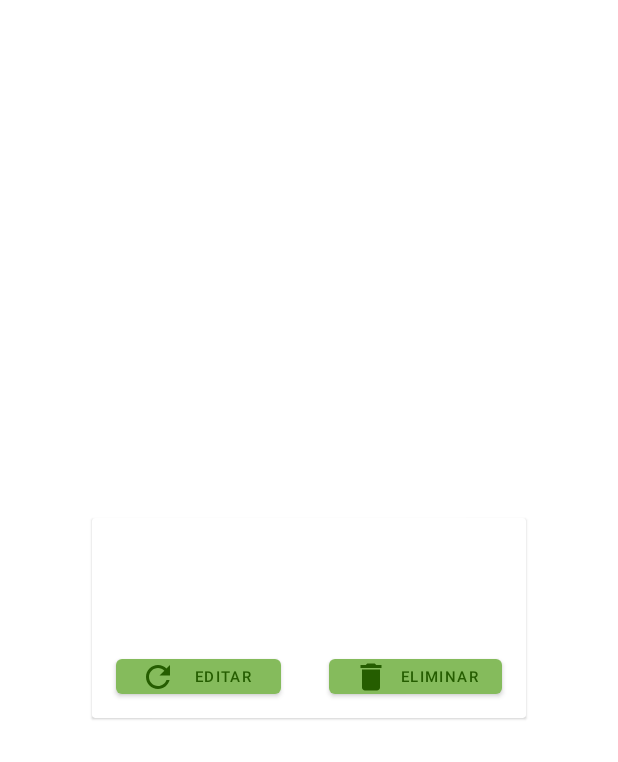
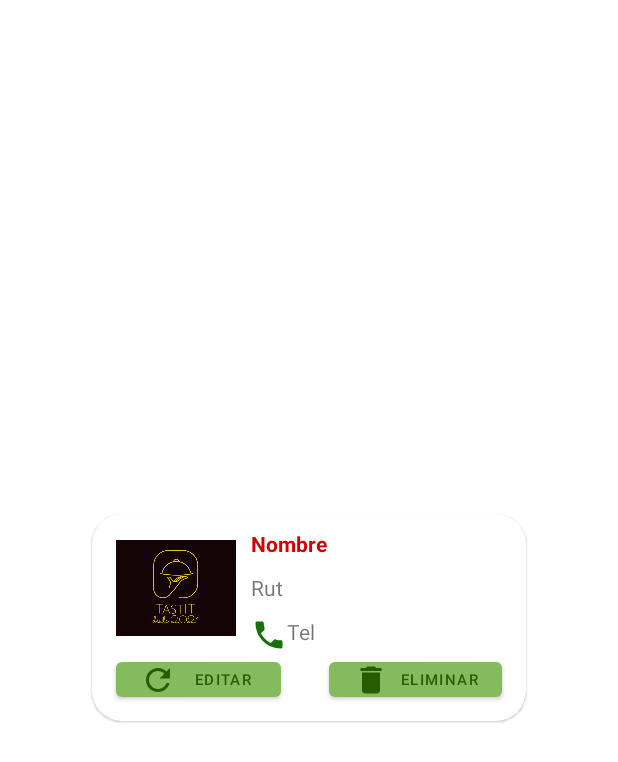
Before and after one commit to LastSolution/ProyectoBit, an Android app: the layout cardview_empresa.xml on its own in the app's theme, with its tools: preview values and no code run, on a phone screen of 412 x 824 dp. Shown: the top 762 px of the screen. Run offline under Robolectric (Android 15) with nearby library versions, the phone set to English and light mode, and no system bars.

Commit message:
Empresa Acticity funcionando, solo ingreso modificacion aun no

```diff
--- a/app/src/main/AndroidManifest.xml
+++ b/app/src/main/AndroidManifest.xml
@@ -3,7 +3,8 @@
     package="com.LastSolutionTeam.tastit">
 
     <uses-permission android:name="android.permission.INTERNET" />
-
+    <uses-permission android:name="android.permission.READ_EXTERNAL_STORAGE"/>
+    <uses-permission android:name="android.permission.WRITE_EXTERNAL_STORAGE"/>
     <application
         android:allowBackup="true"
         android:icon="@drawable/ic_launcher_background"
@@ -11,7 +12,7 @@
         android:roundIcon="@mipmap/ic_launcher_round"
         android:supportsRtl="true"
         android:theme="@style/Theme.Tastit">
-        <activity android:name=".Empresa"></activity>
+        <activity android:name=".EmpresaActivity"></activity>
         <activity
             android:name=".AbmActivity"
             android:label="@string/title_activity_abm" />
--- a/app/src/main/java/com/LastSolutionTeam/tastit/AbmActivity.java
+++ b/app/src/main/java/com/LastSolutionTeam/tastit/AbmActivity.java
@@ -19,9 +19,11 @@ public class AbmActivity extends AppCompatActivity {
         BottomNavigationView navView = findViewById(R.id.nav_view);
         // Passing each menu ID as a set of Ids because each
         // menu should be considered as top level destinations.
+
         AppBarConfiguration appBarConfiguration = new AppBarConfiguration.Builder(
                 R.id.navigation_home, R.id.navigation_dashboard, R.id.navigation_notifications)
                 .build();
+
         navView.setItemIconTintList(null);
         NavController navController = Navigation.findNavController(this, R.id.nav_host_fragment);
         NavigationUI.setupActionBarWithNavController(this, navController, appBarConfiguration);
--- a/app/src/main/java/com/LastSolutionTeam/tastit/Persistencia/Conexion.java
+++ b/app/src/main/java/com/LastSolutionTeam/tastit/Persistencia/Conexion.java
@@ -11,7 +11,7 @@ import net.sourceforge.jtds.jdbc.Driver;
 
 public class Conexion {
 
-    private static String IP_PUERTO="192.168.1.4:1433";    // IP:PUERTO
+    private static String IP_PUERTO="192.168.1.7:1433";    // IP:PUERTO
     private static String DATABASE ="TastIT";              // BASE DE DATOS
     private static String INSTANCE ="lastsolution";        // INSTANCIA
     private static String USERNAME ="sa";                  // USER
@@ -32,7 +32,7 @@ public class Conexion {
         //constructor
     }
 
-    public static Connection ObtenerConexion(Context context)
+    public static Connection ObtenerConexion()
     {
         try {
             StrictMode.ThreadPolicy policy= new StrictMode.ThreadPolicy.Builder().permitAll().build();
@@ -42,7 +42,7 @@ public class Conexion {
         }
         catch (Exception Ex)
         {
-            Toast.makeText(context, "Conexion con servidor fallida", Toast.LENGTH_SHORT).show();
+
             Log.w("Error connection", "" + Ex.getStackTrace().toString() );
         }
         return cnn;
--- /dev/null
+++ b/app/src/main/res/drawable/ic_baseline_image_24.xml
@@ -0,0 +1,5 @@
+<vector android:height="50dp" android:tint="#7A7A7A"
+    android:viewportHeight="24" android:viewportWidth="24"
+    android:width="50dp" xmlns:android="http://schemas.android.com/apk/res/android">
+    <path android:fillColor="@android:color/white" android:pathData="M21,19V5c0,-1.1 -0.9,-2 -2,-2H5c-1.1,0 -2,0.9 -2,2v14c0,1.1 0.9,2 2,2h14c1.1,0 2,-0.9 2,-2zM8.5,13.5l2.5,3.01L14.5,12l4.5,6H5l3.5,-4.5z"/>
+</vector>
--- /dev/null
+++ b/app/src/main/res/drawable/ic_baseline_phone_24.xml
@@ -0,0 +1,5 @@
+<vector android:height="24dp" android:tint="#147206"
+    android:viewportHeight="24" android:viewportWidth="24"
+    android:width="24dp" xmlns:android="http://schemas.android.com/apk/res/android">
+    <path android:fillColor="@android:color/white" android:pathData="M6.62,10.79c1.44,2.83 3.76,5.14 6.59,6.59l2.2,-2.2c0.27,-0.27 0.67,-0.36 1.02,-0.24 1.12,0.37 2.33,0.57 3.57,0.57 0.55,0 1,0.45 1,1V20c0,0.55 -0.45,1 -1,1 -9.39,0 -17,-7.61 -17,-17 0,-0.55 0.45,-1 1,-1h3.5c0.55,0 1,0.45 1,1 0,1.25 0.2,2.45 0.57,3.57 0.11,0.35 0.03,0.74 -0.25,1.02l-2.2,2.2z"/>
+</vector>
--- a/app/src/main/res/layout/activity_abm.xml
+++ b/app/src/main/res/layout/activity_abm.xml
@@ -11,7 +11,7 @@
         android:id="@+id/nav_view"
         android:layout_width="0dp"
         android:layout_height="wrap_content"
-        android:background="@color/Greensecondlight"
+        android:background="@color/Green_second"
         app:layout_constraintBottom_toBottomOf="parent"
         app:layout_constraintHorizontal_bias="0.0"
         app:layout_constraintLeft_toLeftOf="parent"
--- a/app/src/main/res/layout/cardview_empresa.xml
+++ b/app/src/main/res/layout/cardview_empresa.xml
@@ -8,34 +8,62 @@
     android:layout_height="wrap_content"
     android:layout_margin="5dp"
     android:layout_gravity="center"
-    app:cardCornerRadius="@dimen/cardview_default_radius"
-    android:elevation="@dimen/cardview_default_elevation"
+    app:cardCornerRadius="20dp"
+    android:elevation="15dp"
     card_view:contentPadding="5dp">
+
     <LinearLayout
         android:layout_width="match_parent"
         android:layout_height="match_parent"
         android:orientation="vertical">
+        <LinearLayout
+            android:layout_width="wrap_content"
+            android:layout_height="wrap_content"
+            android:orientation="horizontal">
+            <ImageView
+                android:layout_width="80dp"
+                android:layout_height="80dp"
+                android:layout_marginLeft="16dp"
+                android:layout_marginTop="9dp"
+                android:src="@drawable/logotastit"/>
+
+      <LinearLayout
+          android:layout_width="wrap_content"
+          android:layout_height="wrap_content"
+          android:orientation="vertical">
+
+
         <TextView
             android:id="@+id/txtNomEmpresa"
             android:layout_width="wrap_content"
             android:layout_height="wrap_content"
-            android:layout_gravity="center"
-            android:layout_marginTop="10dp"/>
+            android:layout_gravity="left"
+            android:layout_marginTop="10dp"
+            android:layout_marginLeft="10dp"
+            android:textColor="@color/red"
+            android:textStyle="bold"
+            android:text="Nombre"/>
 
         <TextView
             android:id="@+id/txtRutEmpresa"
             android:layout_width="wrap_content"
             android:layout_height="wrap_content"
-            android:layout_gravity="center"
-            android:layout_marginTop="10dp"/>
+            android:layout_gravity="left"
+            android:layout_marginTop="10dp"
+            android:layout_marginLeft="10dp"
+            android:text="Rut"/>
 
         <TextView
             android:id="@+id/txtTelefonoEmpresa"
             android:layout_width="wrap_content"
             android:layout_height="wrap_content"
-            android:layout_gravity="center"
-            android:layout_marginTop="10dp"/>
-
+            android:layout_gravity="left"
+            android:layout_marginTop="10dp"
+            android:layout_marginLeft="10dp"
+            android:drawableLeft="@drawable/ic_baseline_phone_24"
+            android:text="Tel"/>
+      </LinearLayout>
+        </LinearLayout>
         <LinearLayout
             android:layout_width="wrap_content"
             android:layout_height="wrap_content"
@@ -46,6 +74,7 @@
             <com.google.android.material.button.MaterialButton
                 android:layout_width="110dp"
                 android:layout_height="35dp"
+                android:id="@+id/btnEditarEmpresa"
                 android:layout_marginHorizontal="@dimen/activity_horizontal_margin"
                 android:bottomRightRadius="20dp"
                 android:bottomLeftRadius="20dp"
@@ -58,6 +87,7 @@
             <com.google.android.material.button.MaterialButton
                 android:layout_width="115dp"
                 android:layout_height="35dp"
+                android:id="@+id/btneliminarEmpresa"
                 android:layout_marginHorizontal="@dimen/activity_horizontal_margin"
                 android:bottomRightRadius="20dp"
                 android:bottomLeftRadius="20dp"
@@ -70,7 +100,7 @@
 
         </LinearLayout>
 
-
     </LinearLayout>
 
+
 </com.google.android.material.card.MaterialCardView>
--- a/app/src/main/res/layout/fragment_restaurantes.xml
+++ b/app/src/main/res/layout/fragment_restaurantes.xml
@@ -18,6 +18,7 @@
         android:layout_width="match_parent"
         android:layout_height="match_parent"
         android:layout_marginHorizontal="@dimen/activity_horizontal_margin"
+
        >
 
     </androidx.recyclerview.widget.RecyclerView>
@@ -29,9 +30,10 @@
         android:layout_width="wrap_content"
         android:layout_height="wrap_content"
         android:layout_margin="16dp"
-       android:layout_gravity="bottom|right"
+        android:layout_gravity="bottom|right"
         android:src="@drawable/ic_baseline_add_24"
         android:contentDescription="NuevaEmpresa"
+        android:elevation="10dp"
 
         />
 
--- a/app/src/main/res/values/colors.xml
+++ b/app/src/main/res/values/colors.xml
@@ -9,6 +9,7 @@
     <color name="GreenSecondDark">#005005</color>
 
     <color name="purple_200">#FFBB86FC</color>
+    <color name="red">#d50000</color>
     <color name="purple_500">#FF6200EE</color>
     <color name="purple_700">#FF3700B3</color>
     <color name="teal_200">#FF03DAC5</color>
```
Also changed, not shown: app/src/main/java/com/LastSolutionTeam/tastit/Adaptadores/EmpresaAdaptador.java (+29 -13 lines), app/src/main/java/com/LastSolutionTeam/tastit/Empresa.java (deleted, +0 -15 lines), app/src/main/java/com/LastSolutionTeam/tastit/EmpresaActivity.java (added, +153 -0 lines), app/src/main/java/com/LastSolutionTeam/tastit/POJO/Empresa.java (+44 -9 lines), app/src/main/java/com/LastSolutionTeam/tastit/POJO/Restaurante.java (deleted, +0 -119 lines), app/src/main/java/com/LastSolutionTeam/tastit/POJO/Usuario.java (+18 -16 lines), app/src/main/java/com/LastSolutionTeam/tastit/Util/Permisos.java (added, +31 -0 lines), app/src/main/java/com/LastSolutionTeam/tastit/ui/abmrestaurante/RestauranteFragment.java (+17 -3 lines), app/src/main/res/layout/activity_empresa.xml (+33 -2 lines).
